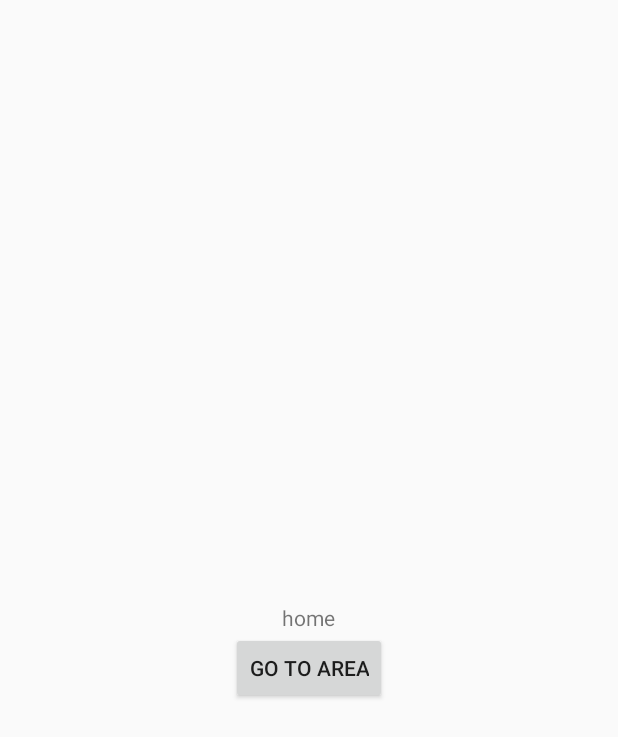
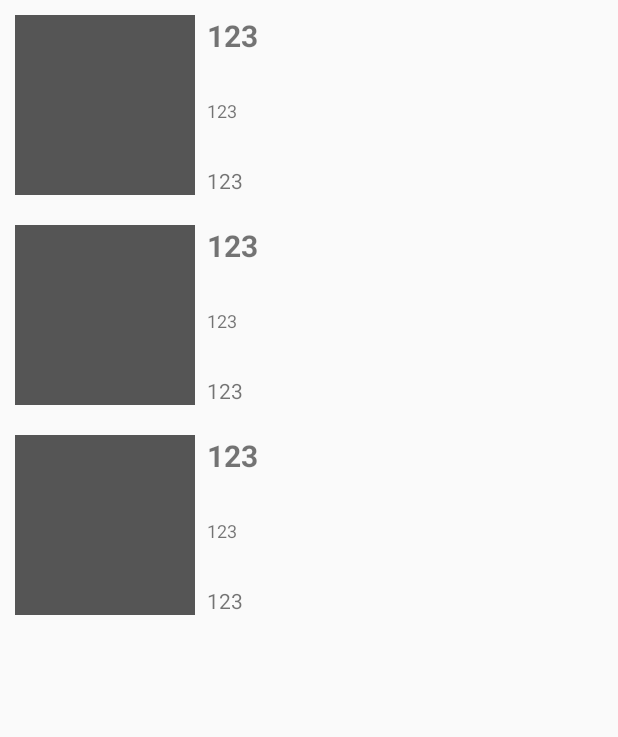
Before and after one commit to grayscaler/Zoo, an Android app: the layout home_frag.xml on its own in the app's theme, with its tools: preview values and no code run, on a phone screen of 412 x 824 dp. Shown: the top 737 px of the screen. Run offline under Robolectric (Android 15) with nearby library versions, the phone set to English and light mode, and no system bars; network calls fail.

Commit message:
Show areas and send clicked area to area detail page

```diff
--- a/app/build.gradle
+++ b/app/build.gradle
@@ -44,4 +44,7 @@ dependencies {
 
     implementation "io.reactivex.rxjava2:rxandroid:2.0.1"
     implementation "io.reactivex.rxjava2:rxjava:2.0.1"
+
+    implementation 'com.github.bumptech.glide:glide:4.6.1'
+    annotationProcessor 'com.github.bumptech.glide:compiler:4.6.1'
 }
--- a/app/src/main/AndroidManifest.xml
+++ b/app/src/main/AndroidManifest.xml
@@ -11,6 +11,7 @@
         android:label="@string/app_name"
         android:roundIcon="@mipmap/ic_launcher_round"
         android:supportsRtl="true"
+        android:usesCleartextTraffic="true"
         android:theme="@style/AppTheme">
         <activity android:name=".home.HomeActivity">
             <intent-filter>
--- a/app/src/main/java/com/james/zoo/Constants/Constants.java
+++ b/app/src/main/java/com/james/zoo/Constants/Constants.java
@@ -8,4 +8,6 @@ public final class Constants {
     public static final String API_QUERY_VALUE_RESOURCE_A_QUIRE = "resourceAquire";
     public static final String API_QUERY_VALUE_AREAS = "5a0e5fbb-72f8-41c6-908e-2fb25eff9b8a";
     public static final String API_QUERY_VALUE_PLANTS = "f18de02f-b6c9-47c0-8cda-50efad621c14";
+
+    public static final String OBJECT_AREA = "OBJECT_AREA";
 }
--- a/app/src/main/java/com/james/zoo/home/HomePresenter.java
+++ b/app/src/main/java/com/james/zoo/home/HomePresenter.java
@@ -28,7 +28,7 @@ public class HomePresenter implements HomeContract.Presenter {
         mZooRepository.getAreas(new ZooDataSource.GetAreasCallback() {
             @Override
             public void onAreaLoaded(List<Area.ResultBean.ResultsBean> areas) {
-
+                mView.showAreas(areas);
             }
 
             @Override
@@ -39,7 +39,7 @@ public class HomePresenter implements HomeContract.Presenter {
     }
 
     @Override
-    public void openArea() {
-        mView.showAreaUi();
+    public void openAreaDetail(Area.ResultBean.ResultsBean clickedArea) {
+        mView.showAreaDetail(clickedArea);
     }
 }
--- /dev/null
+++ b/app/src/main/res/layout/area_item.xml
@@ -0,0 +1,55 @@
+<?xml version="1.0" encoding="utf-8"?>
+<RelativeLayout xmlns:android="http://schemas.android.com/apk/res/android"
+    xmlns:tools="http://schemas.android.com/tools"
+    android:id="@+id/root"
+    android:layout_width="match_parent"
+    android:layout_height="140dp"
+    android:padding="10dp">
+
+    <ImageView
+        android:id="@+id/image"
+        android:layout_width="120dp"
+        android:layout_height="match_parent"
+        tools:background="#555555" />
+
+    <TextView
+        android:id="@+id/name"
+        android:layout_width="wrap_content"
+        android:layout_height="wrap_content"
+        android:layout_marginStart="8dp"
+        android:layout_marginLeft="8dp"
+        android:layout_toEndOf="@id/image"
+        android:layout_toRightOf="@id/image"
+        android:textSize="20sp"
+        android:textStyle="bold"
+        tools:text="123" />
+
+    <TextView
+        android:id="@+id/memo"
+        android:layout_width="wrap_content"
+        android:layout_height="wrap_content"
+        android:layout_alignParentBottom="true"
+        android:layout_marginStart="8dp"
+        android:layout_marginLeft="8dp"
+        android:layout_toEndOf="@id/image"
+        android:layout_toRightOf="@id/image"
+        android:textSize="14sp"
+        tools:text="123" />
+
+    <TextView
+        android:id="@+id/info"
+        android:layout_width="wrap_content"
+        android:layout_height="wrap_content"
+        android:layout_above="@id/memo"
+        android:layout_below="@id/name"
+        android:layout_centerVertical="true"
+        android:layout_marginStart="8dp"
+        android:layout_marginLeft="8dp"
+        android:layout_toEndOf="@id/image"
+        android:layout_toRightOf="@id/image"
+        android:gravity="center_vertical"
+        android:lines="2"
+        android:textSize="12sp"
+        tools:text="123" />
+
+</RelativeLayout>
--- a/app/src/main/res/layout/home_frag.xml
+++ b/app/src/main/res/layout/home_frag.xml
@@ -1,21 +1,13 @@
 <?xml version="1.0" encoding="utf-8"?>
 <RelativeLayout xmlns:android="http://schemas.android.com/apk/res/android"
     android:layout_width="match_parent"
+    xmlns:tools="http://schemas.android.com/tools"
     android:layout_height="match_parent">
 
-    <TextView
-        android:id="@+id/tv"
-        android:layout_width="wrap_content"
-        android:layout_height="wrap_content"
-        android:layout_centerInParent="true"
-        android:text="home" />
-
-    <Button
-        android:id="@+id/btn"
-        android:layout_width="wrap_content"
-        android:layout_height="wrap_content"
-        android:layout_below="@id/tv"
-        android:layout_centerInParent="true"
-        android:text="go to area" />
+    <androidx.recyclerview.widget.RecyclerView
+        android:id="@+id/recycler_view"
+        android:layout_width="match_parent"
+        android:layout_height="match_parent"
+        tools:listitem="@layout/area_item" />
 
 </RelativeLayout>
```
Also changed, not shown: app/src/main/java/com/james/zoo/adapter/AreaAdapter.java (added, +98 -0 lines), app/src/main/java/com/james/zoo/area/AreaActivity.java (+6 -1 lines), app/src/main/java/com/james/zoo/data/Area.java (+46 -1 lines), app/src/main/java/com/james/zoo/home/HomeContract.java (+7 -2 lines), app/src/main/java/com/james/zoo/home/HomeFragment.java (+41 -10 lines).
